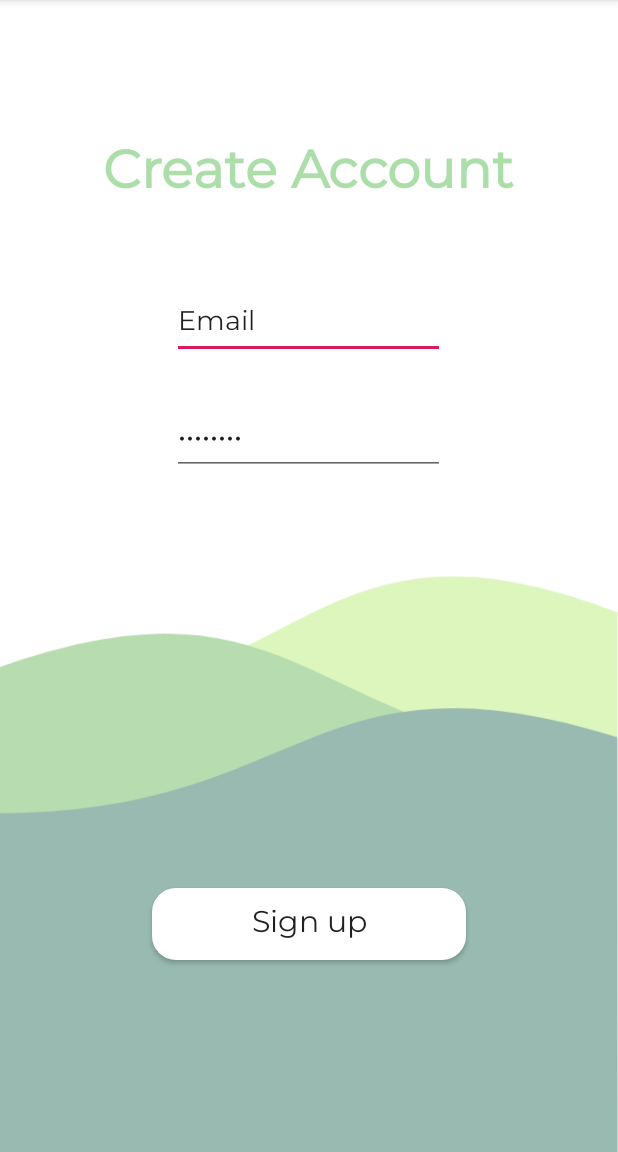
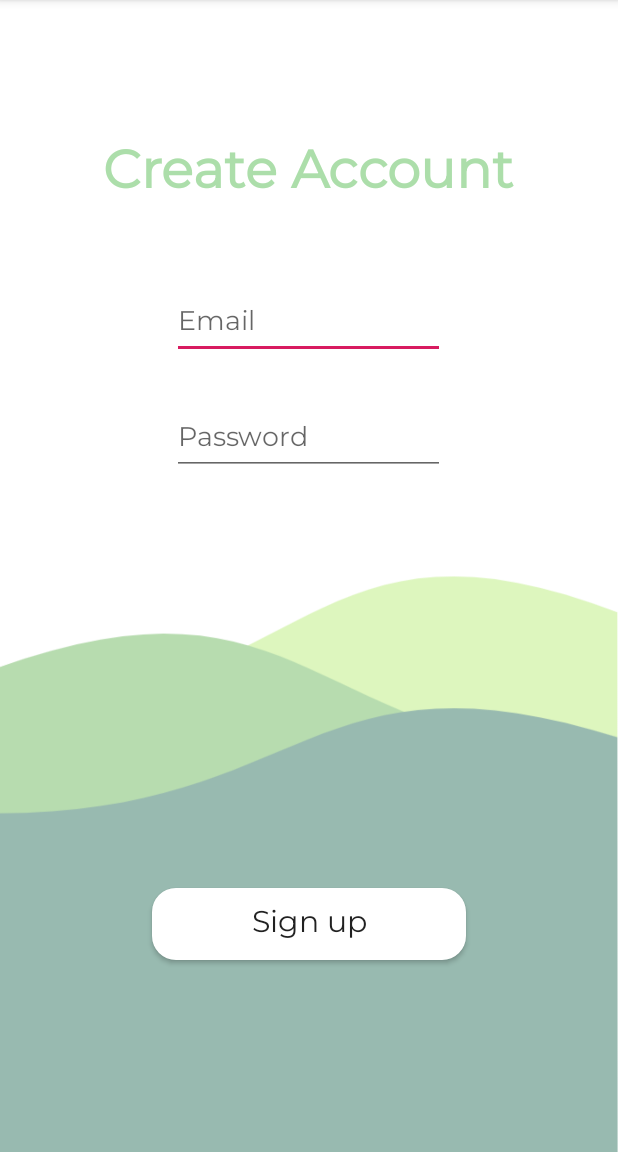
Before and after one commit to scarletdiv0922/Terra2, an Android app: the SignupActivity screen opened directly, with no data from a screen before it, on a phone screen of 412 x 824 dp, the part 84-1236 px from its top. Run offline under Robolectric (Android 15) with nearby library versions, the phone set to English and light mode, and no system bars.

Commit message:
Changed text to hint

```diff
--- a/app/src/main/res/layout/activity_login.xml
+++ b/app/src/main/res/layout/activity_login.xml
@@ -25,7 +25,7 @@
         android:layout_marginStart="103dp"
         android:layout_marginTop="50dp"
         android:fontFamily="@font/montserrat"
-        android:text="Email">
+        android:hint="Email">
 
     </EditText>
 
@@ -38,7 +38,7 @@
         android:layout_marginStart="103dp"
         android:layout_marginTop="30dp"
         android:fontFamily="@font/montserrat"
-        android:text="Password"
+        android:hint="Password"
         android:inputType="textPassword">
 
     </EditText>
--- a/app/src/main/res/layout/activity_signup.xml
+++ b/app/src/main/res/layout/activity_signup.xml
@@ -26,7 +26,7 @@
         android:layout_marginStart="103dp"
         android:layout_marginTop="50dp"
         android:fontFamily="@font/montserrat"
-        android:text="Email">
+        android:hint="Email">
 
     </EditText>
 
@@ -39,7 +39,7 @@
         android:layout_marginStart="103dp"
         android:layout_marginTop="30dp"
         android:fontFamily="@font/montserrat"
-        android:text="Password"
+        android:hint="Password"
         android:inputType="textPassword">
 
     </EditText>
```
